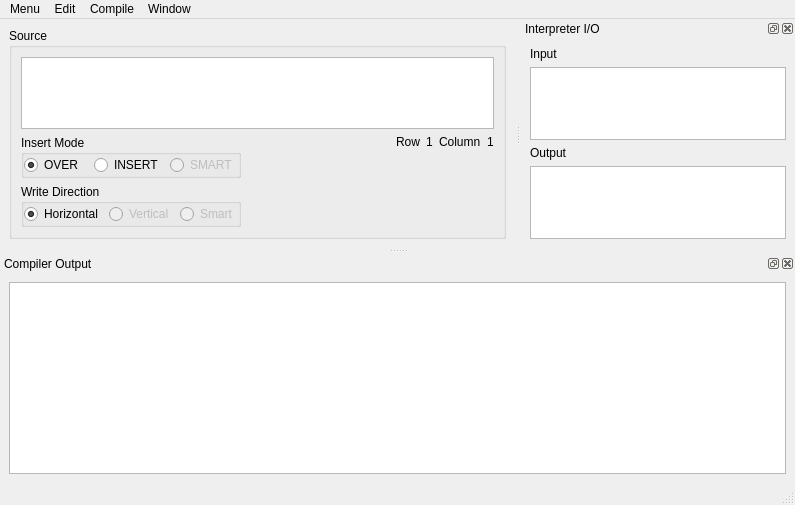
Qt form Editor/TextEditor/mainwindow.ui (ccebinger/SWPSoSe14) before a commit.
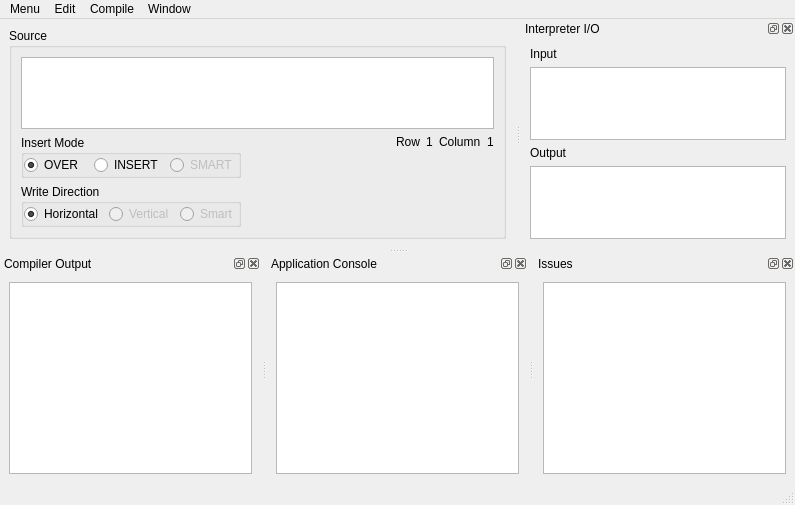
The same form after that commit. Custom widgets are drawn as their Qt base class.

Commit message: added functionality for multi-selection in TextEdit; added cut/copy/paste with respective undo/redo; minor bugfixes; preparations for other functionality

What changed in the file:
```diff
--- a/Editor/TextEditor/mainwindow.ui
+++ b/Editor/TextEditor/mainwindow.ui
@@ -349,6 +349,36 @@
     </layout>
    </widget>
   </widget>
+  <widget class="QDockWidget" name="ui_consoleDockWidget">
+   <property name="windowTitle">
+    <string>Application Console</string>
+   </property>
+   <attribute name="dockWidgetArea">
+    <number>8</number>
+   </attribute>
+   <widget class="QWidget" name="dockWidgetContents_2">
+    <layout class="QGridLayout" name="gridLayout_4">
+     <item row="0" column="0">
+      <widget class="QPlainTextEdit" name="ui_consolePlainTextEdit"/>
+     </item>
+    </layout>
+   </widget>
+  </widget>
+  <widget class="QDockWidget" name="ui_issuesDockWidget">
+   <property name="windowTitle">
+    <string>Issues</string>
+   </property>
+   <attribute name="dockWidgetArea">
+    <number>8</number>
+   </attribute>
+   <widget class="QWidget" name="dockWidgetContents_4">
+    <layout class="QGridLayout" name="gridLayout_6">
+     <item row="0" column="0">
+      <widget class="QTableWidget" name="ui_issuesTableWidget"/>
+     </item>
+    </layout>
+   </widget>
+  </widget>
   <action name="ui_newFileAction">
    <property name="text">
     <string>New File</string>
```
Left out of the diff: 28 changed lines with no effect on the pictures. The commit also changes 9 other files.
